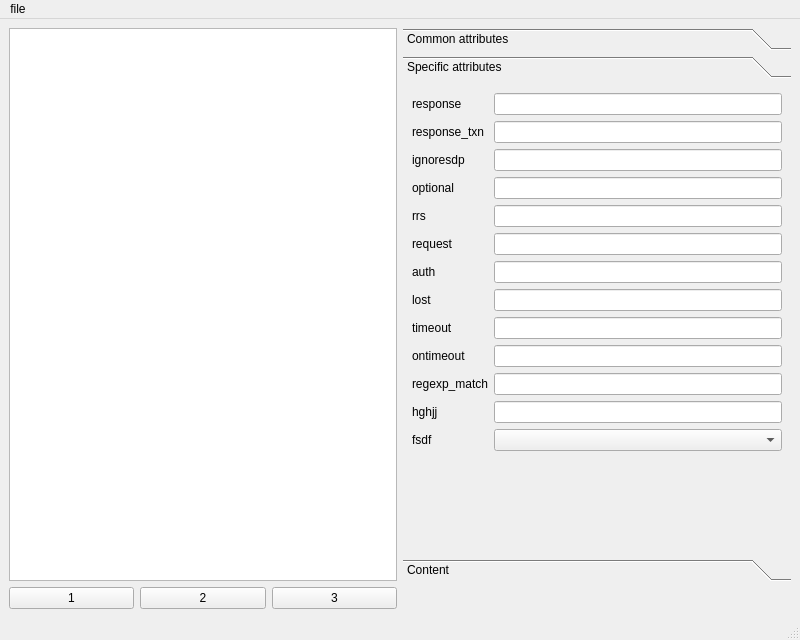
Before: the Qt Designer form gui/SIP-p-Draw.ui in KitKod/SIP-p-Draw-Client, drawn with Qt 5.
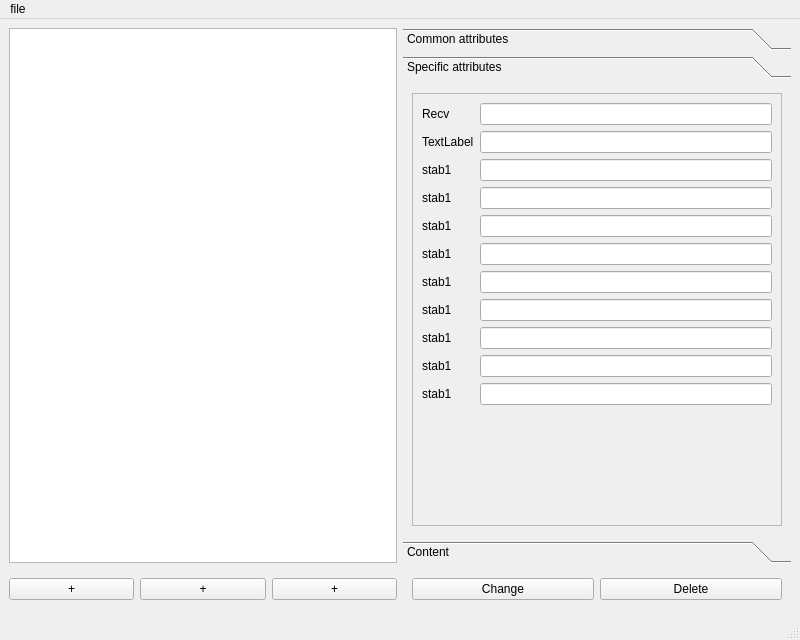
After: the same form once the commit is applied. The open tabs and pages were chosen to show the change.

Commit message: Add specific attr widgets

```diff
--- a/gui/SIP-p-Draw.ui
+++ b/gui/SIP-p-Draw.ui
@@ -15,33 +15,37 @@
   </property>
   <widget class="QWidget" name="centralwidget">
    <layout class="QGridLayout" name="gridLayout">
-    <item row="0" column="0">
-     <widget class="QTableWidget" name="table_constructor"/>
-    </item>
-    <item row="1" column="0">
-     <layout class="QHBoxLayout" name="horizontalLayout">
-      <item>
-       <widget class="QPushButton" name="button_1">
-        <property name="text">
-         <string>1</string>
-        </property>
-       </widget>
-      </item>
+    <item row="1" column="1">
+     <widget class="QStackedWidget" name="stackedWidget_2">
+      <property name="sizePolicy">
+       <sizepolicy hsizetype="Preferred" vsizetype="Maximum">
+        <horstretch>0</horstretch>
+        <verstretch>0</verstretch>
+       </sizepolicy>
+      </property>
+      <property name="currentIndex">
+       <number>0</number>
+      </property>
+      <widget class="QWidget" name="page_3">
+       <layout class="QHBoxLayout" name="horizontalLayout_2">
       <item>
-       <widget class="QPushButton" name="pushButton">
+         <widget class="QPushButton" name="pushButton_2">
         <property name="text">
-         <string>2</string>
+           <string>Change</string>
         </property>
        </widget>
       </item>
       <item>
-       <widget class="QPushButton" name="pushButton_3">
+         <widget class="QPushButton" name="pushButton_4">
         <property name="text">
-         <string>3</string>
+           <string>Delete</string>
         </property>
        </widget>
       </item>
      </layout>
+      </widget>
+      <widget class="QWidget" name="page_4"/>
+     </widget>
     </item>
     <item row="0" column="1">
      <widget class="QToolBox" name="toolBox">
@@ -98,24 +102,24 @@
           <enum>QFormLayout::DontWrapRows</enum>
          </property>
          <item row="0" column="0">
-          <widget class="QLabel" name="label">
+             <widget class="QLabel" name="label_18">
            <property name="text">
-            <string>start_rtd</string>
+               <string>Common Attrr</string>
            </property>
           </widget>
          </item>
          <item row="0" column="1">
-          <widget class="QLineEdit" name="lineEdit"/>
+             <widget class="QLineEdit" name="lineEdit_17"/>
          </item>
          <item row="1" column="0">
-          <widget class="QLabel" name="label_2">
+             <widget class="QLabel" name="label_19">
            <property name="text">
-            <string>rtd</string>
+               <string>TextLabel</string>
            </property>
           </widget>
          </item>
          <item row="1" column="1">
-          <widget class="QLineEdit" name="lineEdit_2"/>
+             <widget class="QLineEdit" name="lineEdit_18"/>
          </item>
          <item row="2" column="0">
           <widget class="QLabel" name="label_3">
@@ -206,17 +210,51 @@
          <x>0</x>
          <y>0</y>
          <width>388</width>
-         <height>452</height>
+         <height>436</height>
         </rect>
        </property>
        <attribute name="label">
         <string>Specific attributes</string>
        </attribute>
-       <layout class="QFormLayout" name="formLayout_3">
+       <layout class="QGridLayout" name="gridLayout_3">
+        <item row="0" column="0">
+         <widget class="QStackedWidget" name="stackedw_spec_attrs">
+          <property name="currentIndex">
+           <number>3</number>
+          </property>
+          <widget class="QWidget" name="page_stackw_recv_cmd">
+           <layout class="QGridLayout" name="gridLayout_4">
+            <property name="leftMargin">
+             <number>0</number>
+            </property>
+            <property name="topMargin">
+             <number>0</number>
+            </property>
+            <property name="rightMargin">
+             <number>0</number>
+            </property>
+            <property name="bottomMargin">
+             <number>0</number>
+            </property>
+            <item row="0" column="0">
+             <widget class="QScrollArea" name="scrollArea">
+              <property name="widgetResizable">
+               <bool>true</bool>
+              </property>
+              <widget class="QWidget" name="scrollAreaWidgetContents">
+               <property name="geometry">
+                <rect>
+                 <x>0</x>
+                 <y>0</y>
+                 <width>368</width>
+                 <height>416</height>
+                </rect>
+               </property>
+               <layout class="QFormLayout" name="formLayout_2">
         <item row="0" column="0">
          <widget class="QLabel" name="label_11">
           <property name="text">
-           <string>response</string>
+                   <string>Recv</string>
           </property>
          </widget>
         </item>
@@ -224,9 +262,9 @@
          <widget class="QLineEdit" name="lineEdit_11"/>
         </item>
         <item row="1" column="0">
-         <widget class="QLabel" name="label_21">
+                 <widget class="QLabel" name="label_12">
           <property name="text">
-           <string>response_txn</string>
+                   <string>TextLabel</string>
           </property>
          </widget>
         </item>
@@ -234,115 +272,298 @@
          <widget class="QLineEdit" name="lineEdit_12"/>
         </item>
         <item row="2" column="0">
-         <widget class="QLabel" name="label_14">
+                 <widget class="QLabel" name="stab1Label">
           <property name="text">
-           <string>ignoresdp</string>
+                   <string>stab1</string>
           </property>
          </widget>
         </item>
         <item row="2" column="1">
-         <widget class="QLineEdit" name="lineEdit_21"/>
+                 <widget class="QLineEdit" name="stab1LineEdit"/>
         </item>
         <item row="3" column="0">
+                 <widget class="QLabel" name="stab1Label_2">
+                  <property name="text">
+                   <string>stab1</string>
+                  </property>
+                 </widget>
+                </item>
+                <item row="3" column="1">
+                 <widget class="QLineEdit" name="stab1LineEdit_2"/>
+                </item>
+                <item row="4" column="1">
+                 <widget class="QLineEdit" name="stab1LineEdit_3"/>
+                </item>
+                <item row="5" column="1">
+                 <widget class="QLineEdit" name="stab1LineEdit_4"/>
+                </item>
+                <item row="6" column="1">
+                 <widget class="QLineEdit" name="stab1LineEdit_5"/>
+                </item>
+                <item row="7" column="1">
+                 <widget class="QLineEdit" name="stab1LineEdit_6"/>
+                </item>
+                <item row="8" column="1">
+                 <widget class="QLineEdit" name="stab1LineEdit_7"/>
+                </item>
+                <item row="9" column="1">
+                 <widget class="QLineEdit" name="stab1LineEdit_8"/>
+                </item>
+                <item row="10" column="1">
+                 <widget class="QLineEdit" name="stab1LineEdit_9"/>
+                </item>
+                <item row="4" column="0">
+                 <widget class="QLabel" name="stab1Label_3">
+                  <property name="text">
+                   <string>stab1</string>
+                  </property>
+                 </widget>
+                </item>
+                <item row="5" column="0">
+                 <widget class="QLabel" name="stab1Label_4">
+                  <property name="text">
+                   <string>stab1</string>
+                  </property>
+                 </widget>
+                </item>
+                <item row="6" column="0">
+                 <widget class="QLabel" name="stab1Label_5">
+                  <property name="text">
+                   <string>stab1</string>
+                  </property>
+                 </widget>
+                </item>
+                <item row="7" column="0">
+                 <widget class="QLabel" name="stab1Label_6">
+                  <property name="text">
+                   <string>stab1</string>
+                  </property>
+                 </widget>
+                </item>
+                <item row="8" column="0">
+                 <widget class="QLabel" name="stab1Label_7">
+                  <property name="text">
+                   <string>stab1</string>
+                  </property>
+                 </widget>
+                </item>
+                <item row="9" column="0">
+                 <widget class="QLabel" name="stab1Label_8">
+                  <property name="text">
+                   <string>stab1</string>
+                  </property>
+                 </widget>
+                </item>
+                <item row="10" column="0">
+                 <widget class="QLabel" name="stab1Label_9">
+                  <property name="text">
+                   <string>stab1</string>
+                  </property>
+                 </widget>
+                </item>
+               </layout>
+              </widget>
+             </widget>
+            </item>
+           </layout>
+          </widget>
+          <widget class="QWidget" name="page_stackw_send_cmd">
+           <layout class="QGridLayout" name="gridLayout_5">
+            <property name="leftMargin">
+             <number>0</number>
+            </property>
+            <property name="topMargin">
+             <number>0</number>
+            </property>
+            <property name="rightMargin">
+             <number>0</number>
+            </property>
+            <property name="bottomMargin">
+             <number>0</number>
+            </property>
+            <item row="0" column="0">
+             <widget class="QScrollArea" name="scrollArea_2">
+              <property name="widgetResizable">
+               <bool>true</bool>
+              </property>
+              <widget class="QWidget" name="scrollAreaWidgetContents_2">
+               <property name="geometry">
+                <rect>
+                 <x>0</x>
+                 <y>0</y>
+                 <width>368</width>
+                 <height>416</height>
+                </rect>
+               </property>
+               <layout class="QFormLayout" name="formLayout_3">
+                <item row="0" column="0">
          <widget class="QLabel" name="label_13">
           <property name="text">
-           <string>optional</string>
+                   <string>Send</string>
+                  </property>
+                 </widget>
+                </item>
+                <item row="0" column="1">
+                 <widget class="QLineEdit" name="lineEdit_13"/>
+                </item>
+                <item row="1" column="0">
+                 <widget class="QLabel" name="label_14">
+                  <property name="text">
+                   <string>TextLabel</string>
+                  </property>
+                 </widget>
+                </item>
+                <item row="1" column="1">
+                 <widget class="QLineEdit" name="lineEdit_14"/>
+                </item>
+                <item row="2" column="0">
+                 <widget class="QLabel" name="stab1Label_10">
+                  <property name="text">
+                   <string>stab1</string>
+                  </property>
+                 </widget>
+                </item>
+                <item row="2" column="1">
+                 <widget class="QLineEdit" name="stab1LineEdit_10"/>
+                </item>
+                <item row="3" column="0">
+                 <widget class="QLabel" name="stab1Label_11">
+                  <property name="text">
+                   <string>stab1</string>
           </property>
          </widget>
         </item>
         <item row="3" column="1">
-         <widget class="QLineEdit" name="lineEdit_20"/>
-        </item>
-        <item row="4" column="0">
+                 <widget class="QLineEdit" name="stab1LineEdit_11"/>
+                </item>
+               </layout>
+              </widget>
+             </widget>
+            </item>
+           </layout>
+          </widget>
+          <widget class="QWidget" name="page_stackw_pause_cmd">
+           <layout class="QGridLayout" name="gridLayout_6">
+            <property name="leftMargin">
+             <number>0</number>
+            </property>
+            <property name="topMargin">
+             <number>0</number>
+            </property>
+            <property name="rightMargin">
+             <number>0</number>
+            </property>
+            <property name="bottomMargin">
+             <number>0</number>
+            </property>
+            <item row="0" column="0">
+             <widget class="QScrollArea" name="scrollArea_3">
+              <property name="widgetResizable">
+               <bool>true</bool>
+              </property>
+              <widget class="QWidget" name="scrollAreaWidgetContents_3">
+               <property name="geometry">
+                <rect>
+                 <x>0</x>
+                 <y>0</y>
+                 <width>368</width>
+                 <height>416</height>
+                </rect>
+               </property>
+               <layout class="QFormLayout" name="formLayout_4">
+                <item row="0" column="0">
          <widget class="QLabel" name="label_15">
           <property name="text">
-           <string>rrs</string>
+                   <string>Pause</string>
           </property>
          </widget>
         </item>
-        <item row="4" column="1">
-         <widget class="QLineEdit" name="lineEdit_19"/>
-        </item>
-        <item row="5" column="1">
-         <widget class="QLineEdit" name="lineEdit_18"/>
-        </item>
-        <item row="5" column="0">
-         <widget class="QLabel" name="label_12">
-          <property name="text">
-           <string>request</string>
-          </property>
-         </widget>
-        </item>
-        <item row="6" column="1">
-         <widget class="QLineEdit" name="lineEdit_17"/>
-        </item>
-        <item row="6" column="0">
+                <item row="0" column="1">
+                 <widget class="QLineEdit" name="lineEdit_15"/>
+                </item>
+                <item row="1" column="0">
          <widget class="QLabel" name="label_16">
           <property name="text">
-           <string>auth</string>
+                   <string>TextLabel</string>
           </property>
          </widget>
         </item>
-        <item row="7" column="1">
+                <item row="1" column="1">
          <widget class="QLineEdit" name="lineEdit_16"/>
         </item>
-        <item row="7" column="0">
+                <item row="2" column="0">
+                 <widget class="QLabel" name="stab1Label_12">
+                  <property name="text">
+                   <string>stab1</string>
+                  </property>
+                 </widget>
+                </item>
+                <item row="2" column="1">
+                 <widget class="QLineEdit" name="stab1LineEdit_12"/>
+                </item>
+                <item row="3" column="0">
+                 <widget class="QLabel" name="stab1Label_13">
+                  <property name="text">
+                   <string>stab1</string>
+                  </property>
+                 </widget>
+                </item>
+                <item row="3" column="1">
+                 <widget class="QLineEdit" name="stab1LineEdit_13"/>
+                </item>
+               </layout>
+              </widget>
+             </widget>
+            </item>
+           </layout>
+          </widget>
+          <widget class="QWidget" name="page_stackw_nop_cmd">
+           <layout class="QGridLayout" name="gridLayout_7">
+            <property name="leftMargin">
+             <number>0</number>
+            </property>
+            <property name="topMargin">
+             <number>0</number>
+            </property>
+            <property name="rightMargin">
+             <number>0</number>
+            </property>
+            <property name="bottomMargin">
+             <number>0</number>
+            </property>
+            <item row="0" column="0">
+             <widget class="QScrollArea" name="scrollArea_4">
+              <property name="widgetResizable">
+               <bool>true</bool>
+              </property>
+              <widget class="QWidget" name="scrollAreaWidgetContents_4">
+               <property name="geometry">
+                <rect>
+                 <x>0</x>
+                 <y>0</y>
+                 <width>368</width>
+                 <height>416</height>
+                </rect>
+               </property>
+               <layout class="QGridLayout" name="gridLayout_8">
+                <item row="0" column="0">
          <widget class="QLabel" name="label_17">
           <property name="text">
-           <string>lost</string>
-          </property>
-         </widget>
-        </item>
-        <item row="8" column="1">
-         <widget class="QLineEdit" name="lineEdit_15"/>
-        </item>
-        <item row="8" column="0">
-         <widget class="QLabel" name="label_18">
-          <property name="text">
-           <string>timeout</string>
+                   <string>This command has not specific attributes.</string>
+                  </property>
+                  <property name="alignment">
+                   <set>Qt::AlignCenter</set>
           </property>
          </widget>
         </item>
-        <item row="9" column="0">
-         <widget class="QLabel" name="label_19">
-          <property name="text">
-           <string>ontimeout</string>
-          </property>
-         </widget>
-        </item>
-        <item row="9" column="1">
-         <widget class="QLineEdit" name="lineEdit_14"/>
-        </item>
-        <item row="10" column="0">
-         <widget class="QLabel" name="label_20">
-          <property name="text">
-           <string>regexp_match</string>
-          </property>
-         </widget>
-        </item>
-        <item row="10" column="1">
-         <widget class="QLineEdit" name="lineEdit_13"/>
-        </item>
-        <item row="13" column="0">
-         <widget class="QLabel" name="hghjjLabel">
-          <property name="text">
-           <string>hghjj</string>
-          </property>
-         </widget>
-        </item>
-        <item row="13" column="1">
-         <widget class="QLineEdit" name="hghjjLineEdit"/>
-        </item>
-        <item row="14" column="0">
-         <widget class="QLabel" name="cfsdf">
-          <property name="text">
-           <string>fsdf</string>
-          </property>
+               </layout>
+              </widget>
+             </widget>
+            </item>
+           </layout>
+          </widget>
          </widget>
         </item>
-        <item row="14" column="1">
-         <widget class="QComboBox" name="hjh"/>
-        </item>
        </layout>
       </widget>
       <widget class="QWidget" name="page_content">
@@ -367,26 +588,40 @@
             </property>
            </widget>
           </widget>
-          <widget class="QWidget" name="page_2">
-           <widget class="QLabel" name="label_22">
-            <property name="geometry">
-             <rect>
-              <x>160</x>
-              <y>120</y>
-              <width>67</width>
-              <height>17</height>
-             </rect>
-            </property>
+          <widget class="QWidget" name="page_2"/>
+         </widget>
+        </item>
+       </layout>
+      </widget>
+     </widget>
+    </item>
+    <item row="0" column="0">
+     <widget class="QTableWidget" name="table_constructor"/>
+    </item>
+    <item row="1" column="0">
+     <layout class="QHBoxLayout" name="horizontalLayout">
+      <item>
+       <widget class="QPushButton" name="button_1">
+        <property name="text">
+         <string>+</string>
+        </property>
+       </widget>
+      </item>
+      <item>
+       <widget class="QPushButton" name="pushButton">
             <property name="text">
-             <string>TextLabel</string>
-            </property>
-           </widget>
-          </widget>
-         </widget>
-        </item>
-       </layout>
-      </widget>
-     </widget>
+         <string>+</string>
+        </property>
+       </widget>
+      </item>
+      <item>
+       <widget class="QPushButton" name="pushButton_3">
+        <property name="text">
+         <string>+</string>
+        </property>
+       </widget>
+      </item>
+     </layout>
     </item>
    </layout>
   </widget>
```
Left out of the diff: 160 changed lines with no effect on the pictures. Lines whose indentation alone changed are shown as unchanged. The commit also changes 3 other files.
